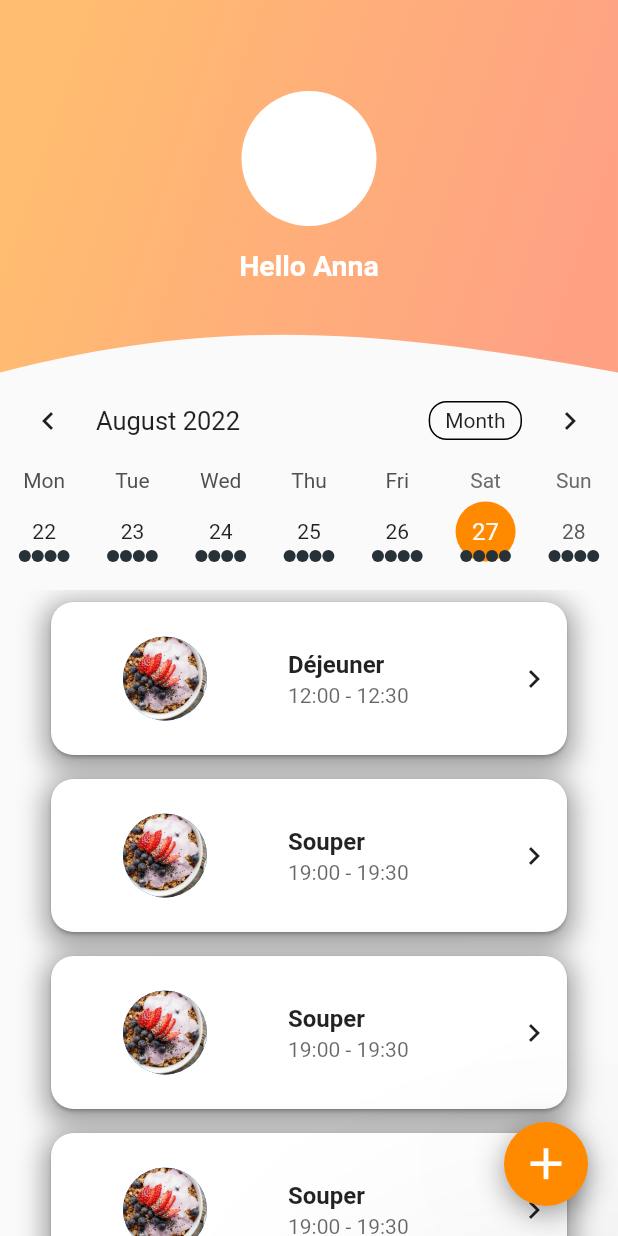
After one commit to les-crepes/CAREOT_APP, a Flutter app: the screen it shows after launch, on a phone screen of 412 x 824 dp. The commit adds this screen. Run offline on Flutter 3.47's test engine with Material 2 defaults, Android fonts, the phone set to English and light mode, and no system bars; drawn by our look-alikes of table_calendar; our stand-ins replace auto_route, cloud_firestore, firebase_auth, firebase_core, flutter_chat_types, flutter_chat_ui; accounts and stored records are empty.

Commit message:
Add floating action button

```diff
--- /dev/null
+++ b/lib/screens/diary.dart
@@ -0,0 +1,188 @@
+import 'package:flutter/material.dart';
+import 'package:pdg_app/model/meal.dart';
+import 'package:pdg_app/widgets/home/top_shape.dart';
+import 'package:table_calendar/table_calendar.dart';
+import 'package:pdg_app/widgets/cards/arrow_pic_card.dart';
+
+import '../widgets/home/home_top_bar.dart';
+import 'package:intl/intl.dart';
+
+class DiaryScreen extends StatelessWidget {
+  const DiaryScreen({Key? key}) : super(key: key);
+
+  @override
+  Widget build(BuildContext context) {
+    return const Diary();
+  }
+}
+
+class Diary extends StatefulWidget {
+  final double screenWidth;
+  final bool showActionButton;
+
+  const Diary({
+    this.screenWidth = 0,
+    this.showActionButton = true,
+    Key? key,
+  }) : super(key: key);
+
+  @override
+  State<Diary> createState() => _DiaryState();
+}
+
+class _DiaryState extends State<Diary> {
+  late final ValueNotifier<List<Meal>> _selectedEvents;
+  DateTime _selectedDay = DateTime.now();
+  DateTime _focusedDay = DateTime.now();
+  CalendarFormat _calendarFormat = CalendarFormat.week;
+
+  @override
+  void initState() {
+    super.initState();
+
+    _selectedDay = _focusedDay;
+    _selectedEvents = ValueNotifier(_getEventsForDay(_selectedDay));
+  }
+
+  List<Meal> _getEventsForDay(DateTime day) {
+    return [
+      Meal(
+          startTime: DateTime(2022, 8, 26, 12),
+          endTime: DateTime(2022, 8, 26, 12, 30),
+          comment: "Déjeuner"),
+      Meal(
+          startTime: DateTime(2022, 8, 26, 19),
+          endTime: DateTime(2022, 8, 26, 19, 30),
+          comment: "Souper"),
+      Meal(
+          startTime: DateTime(2022, 8, 26, 19),
+          endTime: DateTime(2022, 8, 26, 19, 30),
+          comment: "Souper"),
+      Meal(
+          startTime: DateTime(2022, 8, 26, 19),
+          endTime: DateTime(2022, 8, 26, 19, 30),
+          comment: "Souper")
+    ];
+  }
+
+  @override
+  Widget build(BuildContext context) {
+    final width = widget.screenWidth == 0
+        ? MediaQuery.of(context).size.width
+        : widget.screenWidth;
+
+    final height = (width * 0.6027777777777777).toDouble();
+
+    final background = CustomPaint(
+      size: Size(width,
+          height), //You can Replace [WIDTH] with your desired width for Custom Paint and height will be calculated automatically
+      painter: HomeTopShape(),
+    );
+
+    final DateFormat hourFormatter = DateFormat('HH:mm');
+
+    return Stack(children: [
+      Column(
+        children: [
+          HomeTopBar(background: background, height: height),
+          TableCalendar(
+              firstDay: DateTime.utc(2020, 1, 1),
+              lastDay: DateTime.utc(2050, 12, 31),
+              focusedDay: _focusedDay,
+              selectedDayPredicate: (day) {
+                return isSameDay(_selectedDay, day);
+              },
+              onDaySelected: (selectedDay, focusedDay) {
+                setState(() {
+                  _selectedDay = selectedDay;
+                  _focusedDay = focusedDay; // update `_focusedDay` here as well
+                });
+              },
+              calendarFormat: _calendarFormat,
+              onFormatChanged: (format) {
+                setState(() {
+                  _calendarFormat = format;
+                });
+              },
+              onPageChanged: (focusedDay) {
+                _focusedDay = focusedDay;
+              },
+              eventLoader: (day) {
+                return _getEventsForDay(day);
+              },
+              startingDayOfWeek: StartingDayOfWeek.monday,
+              calendarStyle: CalendarStyle(
+                  todayDecoration: BoxDecoration(
+                      color: Theme.of(context).colorScheme.secondary,
+                      shape: BoxShape.circle),
+                  todayTextStyle:
+                      TextStyle(color: Theme.of(context).colorScheme.onSurface),
+                  selectedDecoration: BoxDecoration(
+                      color: Theme.of(context).colorScheme.primary,
+                      shape: BoxShape.circle))),
+          const SizedBox(height: 13),
+          Expanded(
+            child: ValueListenableBuilder<List<Meal>>(
+              valueListenable: _selectedEvents,
+              builder: (context, value, _) {
+                return ListView.builder(
+                  itemCount: value.length,
+                  physics: const BouncingScrollPhysics(),
+                  itemBuilder: (context, index) {
+                    return Container(
+                      margin: const EdgeInsets.symmetric(
+                        horizontal: 30.0,
+                        vertical: 4.0,
+                      ),
+                      child: ArrowPicCard(
+                        title: Text(value[index].comment!,
+                            style:
+                                const TextStyle(fontWeight: FontWeight.w600)),
+                        subtitle: Text(
+                          "${hourFormatter.format(value[index].startTime!)} - ${hourFormatter.format(value[index].endTime!)}",
+                          style:
+                              TextStyle(color: Colors.black.withOpacity(0.6)),
+                        ),
+                      ),
+                    );
+                  },
+                );
+              },
+            ),
+          )
+        ],
+      ),
+      if (widget.showActionButton)
+        Column(
+          mainAxisAlignment: MainAxisAlignment.end,
+          children: [
+            Row(
+              mainAxisAlignment: MainAxisAlignment.end,
+              children: [
+                Container(
+                  decoration: const BoxDecoration(boxShadow: [
+                    BoxShadow(
+                      color: Colors.black38,
+                      blurRadius: 15,
+                      offset: Offset(0, 5),
+                      spreadRadius: 0,
+                    ),
+                  ], shape: BoxShape.circle),
+                  child: FloatingActionButton(
+                    backgroundColor: Theme.of(context).colorScheme.primary,
+                    onPressed: (() => 1),
+                    elevation: 100,
+                    child: Icon(Icons.add,
+                        color: Theme.of(context).colorScheme.onPrimary,
+                        size: 35),
+                  ),
+                ),
+                const SizedBox(width: 20)
+              ],
+            ),
+            const SizedBox(height: 20)
+          ],
+        )
+    ]);
+  }
+}
```
Also changed, not shown: lib/router/router.dart (+4 -4 lines), lib/screens/home.dart (deleted, +0 -150 lines), widgetbook/widgetbook.dart (+8 -8 lines), lib/router/router.gr.dart.
